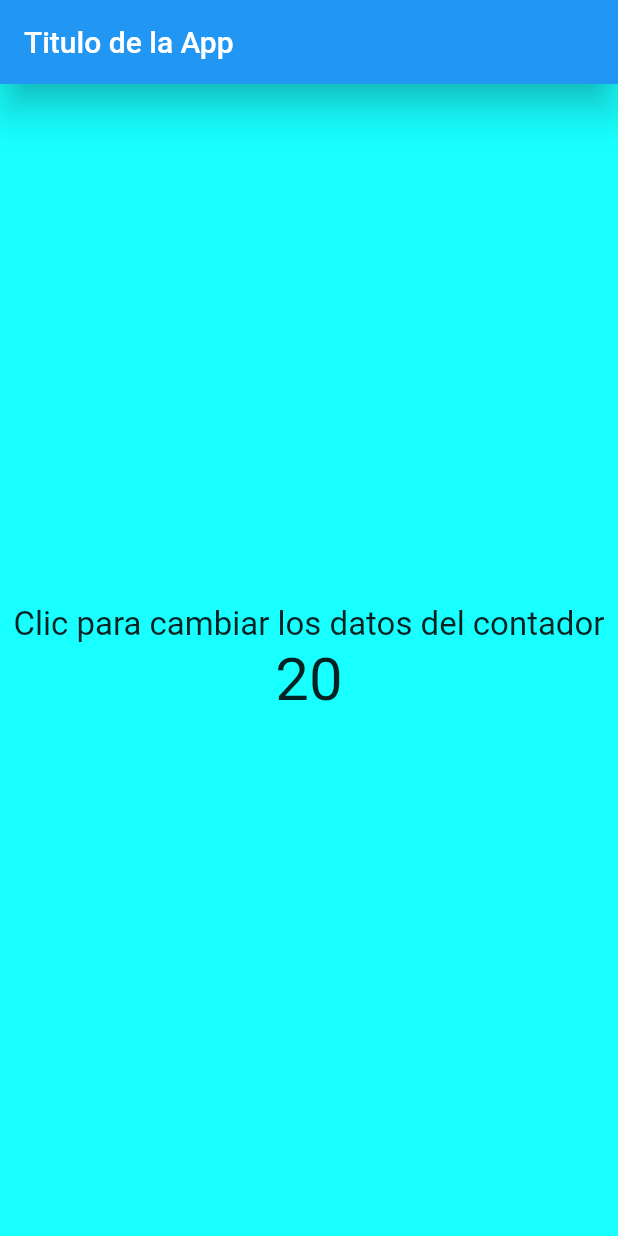
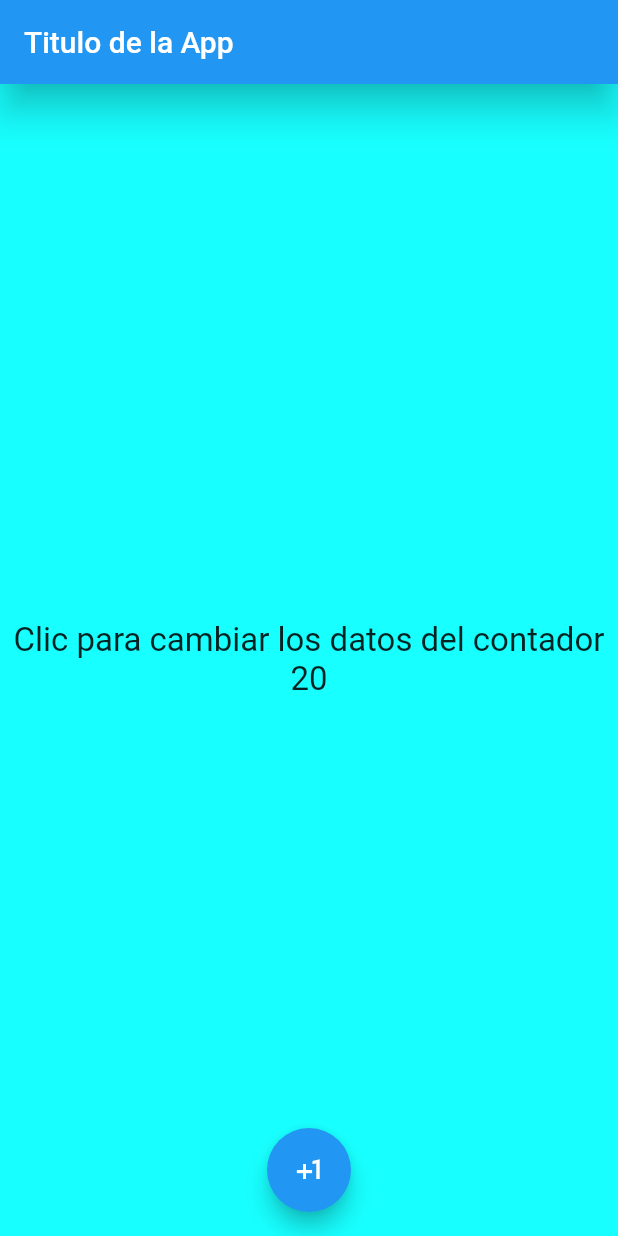
Before and after one commit to Odenfis/mltapp_contador, a Flutter app: the screen it shows after launch, on a phone screen of 412 x 824 dp. Run offline on Flutter 3.47's test engine with Material 2 defaults, Android fonts, the phone set to English and light mode, and no system bars.

Commit message:
03102023_1

```diff
--- a/lib/screens/home_screen.dart
+++ b/lib/screens/home_screen.dart
@@ -2,26 +2,49 @@ import 'package:flutter/material.dart';
 
 void main() => runApp(const HomeScreen());
 
-class HomeScreen extends StatelessWidget {
+class HomeScreen extends StatefulWidget {
   const HomeScreen({super.key});
 
   @override
+  State<HomeScreen> createState() => _HomeScreenState();
+}
+
+class _HomeScreenState extends State<HomeScreen> {
+
+  //en una statefulwidget se declara variables antes de su build
+  int contador = 20;
+
+  @override
   Widget build(BuildContext context) {
+    //Declaracion de variables
+    const fontSizeVar22 = TextStyle(fontSize: 22);
+
+
     return Scaffold(
       appBar: AppBar(
         title: const Text('Titulo de la App'),
         elevation: 10,
       ),
       backgroundColor:Colors.cyanAccent,
-      body: const Center(
+      body:  Center(
         child: Column(
             mainAxisAlignment: MainAxisAlignment.center,
+            crossAxisAlignment: CrossAxisAlignment.center,
             children: <Widget>[
-              Text('Clic para cambiar los datos del contador',style: TextStyle(fontSize: 22)),
-              Text('20',style: TextStyle(fontSize: 40),)
+              const Text('Clic para cambiar los datos del contador',style: fontSizeVar22,textAlign: TextAlign.center,),
+              Text('$contador',style: fontSizeVar22,)
             ],
           ),
-      )
+      ),
+      floatingActionButton: FloatingActionButton(
+        onPressed:(){
+
+          setState(() {contador++;});
+        },
+        child: const Icon(Icons.plus_one),
+        ),
+        floatingActionButtonLocation: FloatingActionButtonLocation.centerFloat,
+
 
     );
   }
```
